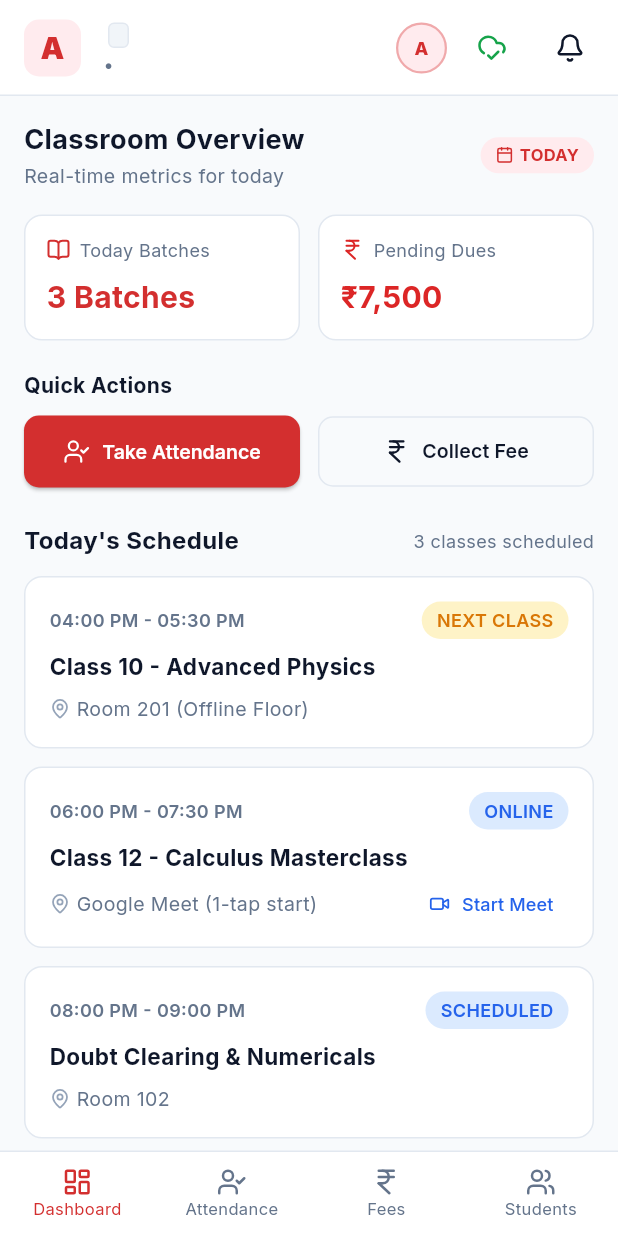
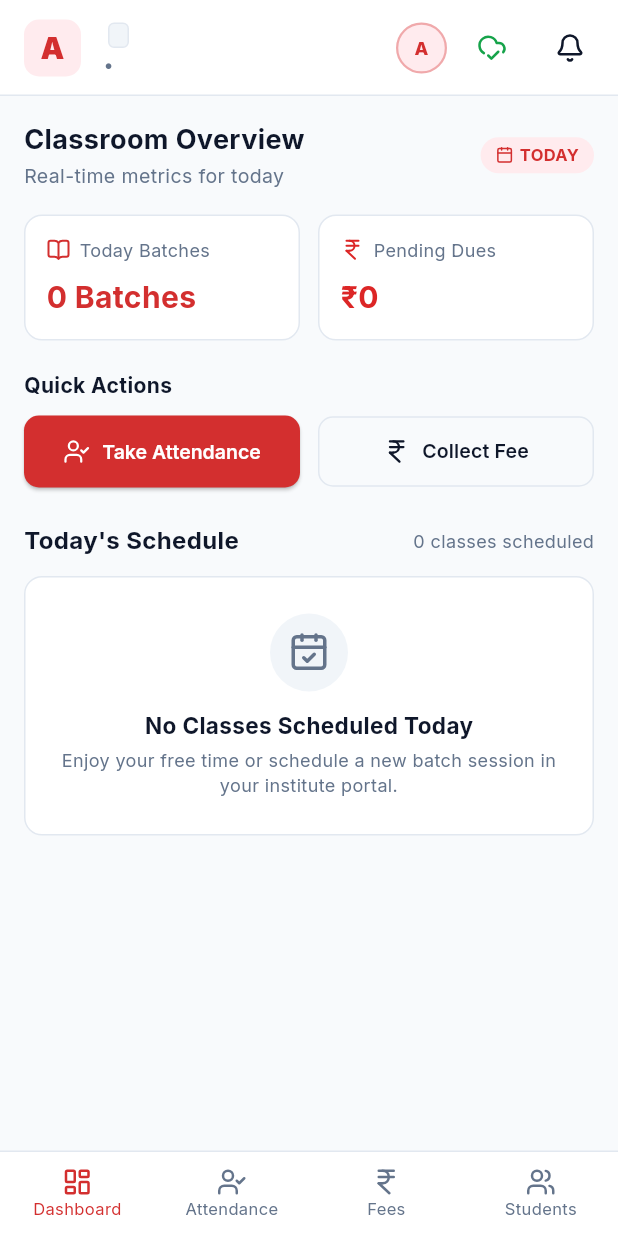
Before and after one commit to sanjoy-ss/startup-projects, a Flutter app: the screen it shows once a user with an empty profile is signed in, on a phone screen of 412 x 824 dp. Run offline on Flutter 3.47's test engine with Material 3 defaults, Android fonts, the phone set to English and light mode, and no system bars; our stand-ins replace cloud_firestore, connectivity_plus, dio, firebase_auth, firebase_core, flutter_svg and 5 more; accounts and stored records are empty; key blocks and very long unbroken strings in the code were emptied for the run.

Commit message:
feat(dashboard): stream dynamic batch schedule, compute real dues, and clean app bar

```diff
--- a/alogyan_app/lib/features/dashboard/controllers/dashboard_controller.dart
+++ b/alogyan_app/lib/features/dashboard/controllers/dashboard_controller.dart
@@ -1,6 +1,10 @@
+import 'dart:async';
+import 'package:cloud_firestore/cloud_firestore.dart';
+import 'package:flutter/foundation.dart';
 import 'package:get/get.dart';
 import 'package:url_launcher/url_launcher.dart';
 import '../../../shared/widgets/status_badge.dart';
+import '../../auth/controllers/auth_controller.dart';
 import '../../students/controllers/students_controller.dart';
 
 class BatchScheduleItem {
@@ -21,38 +25,86 @@ class BatchScheduleItem {
     required this.statusType,
     this.meetLink,
   });
+
+  factory BatchScheduleItem.fromMap(String id, Map<String, dynamic> data) {
+    final statusStr = (data['status'] as String?)?.toUpperCase() ?? 'SCHEDULED';
+    StatusBadgeType type = StatusBadgeType.info;
+    if (statusStr.contains('NEXT')) {
+      type = StatusBadgeType.warning;
+    } else if (statusStr.contains('ONLINE') || statusStr.contains('ACTIVE')) {
+      type = StatusBadgeType.info;
+    } else if (statusStr.contains('COMPLETED')) {
+      type = StatusBadgeType.success;
+    }
+
+    return BatchScheduleItem(
+      id: id,
+      time: (data['time'] as String?) ?? 'Time TBD',
+      batchName: (data['batchName'] as String?) ?? (data['name'] as String?) ?? 'Batch Session',
+      roomOrMeet: (data['roomOrMeet'] as String?) ?? (data['room'] as String?) ?? 'Main Hall',
+      status: statusStr,
+      statusType: type,
+      meetLink: data['meetLink'] as String?,
+    );
+  }
 }
 
 class DashboardController extends GetxController {
-  final RxList<BatchScheduleItem> todaySchedule = <BatchScheduleItem>[
-    BatchScheduleItem(
-      id: 'b1',
-      time: '04:00 PM - 05:30 PM',
-      batchName: 'Class 10 - Advanced Physics',
-      roomOrMeet: 'Room 201 (Offline Floor)',
-      status: 'NEXT CLASS',
-      statusType: StatusBadgeType.warning,
-    ),
-    BatchScheduleItem(
-      id: 'b2',
-      time: '06:00 PM - 07:30 PM',
-      batchName: 'Class 12 - Calculus Masterclass',
-      roomOrMeet: 'Google Meet (1-tap start)',
-      status: 'ONLINE',
-      statusType: StatusBadgeType.info,
-      meetLink: 'https://meet.google.com/alo-gyan-edu',
-    ),
-    BatchScheduleItem(
-      id: 'b3',
-      time: '08:00 PM - 09:00 PM',
-      batchName: 'Doubt Clearing & Numericals',
-      roomOrMeet: 'Room 102',
-      status: 'SCHEDULED',
-      statusType: StatusBadgeType.info,
-    ),
-  ].obs;
+  final FirebaseFirestore? firestore;
+  StreamSubscription? _scheduleSubscription;
 
-  final RxInt fallbackPendingDues = 7500.obs;
+  final RxList<BatchScheduleItem> todaySchedule = <BatchScheduleItem>[].obs;
+
+  DashboardController({this.firestore});
+
+  @override
+  void onInit() {
+    super.onInit();
+    _bindScheduleStream();
+  }
+
+  void _bindScheduleStream() {
+    final authCtrl = Get.isRegistered<AuthController>() ? Get.find<AuthController>() : null;
+    final user = authCtrl?.currentUser.value;
+    loadScheduleForInstitute(user?.instituteId);
+
+    if (authCtrl != null) {
+      ever(authCtrl.currentUser, (u) {
+        loadScheduleForInstitute(u?.instituteId);
+      });
+    }
+  }
+
+  void loadScheduleForInstitute(String? instituteId) {
+    _scheduleSubscription?.cancel();
+    try {
+      final db = firestore ?? FirebaseFirestore.instance;
+      Query<Map<String, dynamic>> query = db.collection('batches');
+      if (instituteId != null && instituteId.isNotEmpty) {
+        query = query.where('instituteId', isEqualTo: instituteId);
+      }
+
+      _scheduleSubscription = query.snapshots().listen(
+        (snapshot) {
+          final batches = snapshot.docs.map((doc) {
+            return BatchScheduleItem.fromMap(doc.id, doc.data());
+          }).toList();
+          todaySchedule.assignAll(batches);
+        },
+        onError: (e) {
+          debugPrint('Notice streaming today batches: $e');
+        },
+      );
+    } catch (e) {
+      debugPrint('Firestore offline fallback for dashboard schedule: $e');
+    }
+  }
+
+  @override
+  void onClose() {
+    _scheduleSubscription?.cancel();
+    super.onClose();
+  }
 
   int get todayClassesCount => todaySchedule.length;
 
@@ -61,7 +113,7 @@ class DashboardController extends GetxController {
       final ctrl = Get.find<StudentsController>();
       return ctrl.allStudents.fold(0, (sum, s) => sum + s.dueAmount);
     }
-    return fallbackPendingDues.value;
+    return 0;
   }
 
   Future<void> launchClassLink(String? url) async {
--- a/alogyan_app/lib/features/dashboard/screens/dashboard_screen.dart
+++ b/alogyan_app/lib/features/dashboard/screens/dashboard_screen.dart
@@ -158,15 +158,15 @@ class DashboardScreen extends StatelessWidget {
           // Today's Class Timeline
           Row(
             mainAxisAlignment: MainAxisAlignment.spaceBetween,
-            children: const [
-              Text(
+            children: [
+              const Text(
                 "Today's Schedule",
                 style: TextStyle(fontSize: 16, fontWeight: FontWeight.bold, color: AlogyanColors.textPrimary),
               ),
-              Text(
-                '3 classes scheduled',
-                style: TextStyle(fontSize: 12, color: AlogyanColors.textSecondary),
-              ),
+              Obx(() => Text(
+                    '${controller.todayClassesCount} ${controller.todayClassesCount == 1 ? 'class' : 'classes'} scheduled',
+                    style: const TextStyle(fontSize: 12, color: AlogyanColors.textSecondary),
+                  )),
             ],
           ),
           const SizedBox(height: 12),
@@ -174,6 +174,37 @@ class DashboardScreen extends StatelessWidget {
           // Dynamic Batch Cards
           Obx(() {
             final schedule = controller.todaySchedule;
+            if (schedule.isEmpty) {
+              return AlogyanCard(
+                padding: const EdgeInsets.symmetric(horizontal: 20, vertical: 24),
+                child: Center(
+                  child: Column(
+                    children: [
+                      Container(
+                        padding: const EdgeInsets.all(12),
+                        decoration: const BoxDecoration(
+                          color: AlogyanColors.surfaceMuted,
+                          shape: BoxShape.circle,
+                        ),
+                        child: const Icon(LucideIcons.calendarCheck, size: 28, color: AlogyanColors.textSecondary),
+                      ),
+                      const SizedBox(height: 12),
+                      const Text(
+                        'No Classes Scheduled Today',
+                        style: TextStyle(fontSize: 15, fontWeight: FontWeight.bold, color: AlogyanColors.textPrimary),
+                      ),
+                      const SizedBox(height: 4),
+                      const Text(
+                        'Enjoy your free time or schedule a new batch session in your institute portal.',
+                        textAlign: TextAlign.center,
+                        style: TextStyle(fontSize: 12, color: AlogyanColors.textSecondary),
+                      ),
+                    ],
+                  ),
+                ),
+              );
+            }
+
             return ListView.separated(
               shrinkWrap: true,
               physics: const NeverScrollableScrollPhysics(),
--- a/alogyan_app/lib/shared/widgets/alogyan_app_bar.dart
+++ b/alogyan_app/lib/shared/widgets/alogyan_app_bar.dart
@@ -16,8 +16,8 @@ class AlogyanAppBar extends StatelessWidget implements PreferredSizeWidget {
 
   String _getSubtitle(int index, UserModel? user) {
     final educatorInfo = user != null
-        ? '${user.name} • ${user.subject}'
-        : 'Prof. Sanjoy • Physics & Maths';
+        ? '${user.name} • ${user.subject.isNotEmpty ? user.subject : user.designation}'
+        : 'Educator Workspace';
     switch (index) {
       case 0:
         return educatorInfo;
```
Also changed, not shown: 1 other file.
